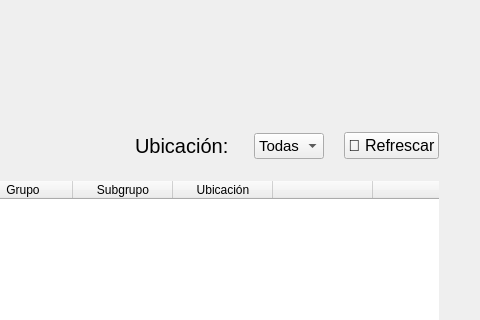
First picture: the form in blustock/ui/screens_uis/stock.ui, repository MaxAPBusiness/Blustock, before the edit; both pictures show x 768 to 1248 and y 0 to 320 of the 1248 by 777 pixel window.
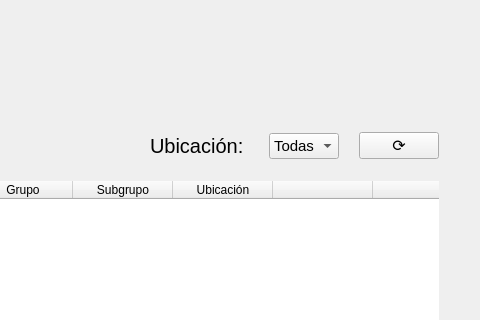
Second picture: the form after the edit. Icons and pictures are not drawn.

Diff of the .ui file:
```diff
--- a/blustock/ui/screens_uis/stock.ui
+++ b/blustock/ui/screens_uis/stock.ui
@@ -167,7 +167,7 @@
           </font>
          </property>
          <property name="text">
-          <string>🔄 Refrescar</string>
+          <string>⟳</string>
          </property>
         </widget>
        </item>
```
Left out of the diff: 15 changed lines with no effect on the pictures.
